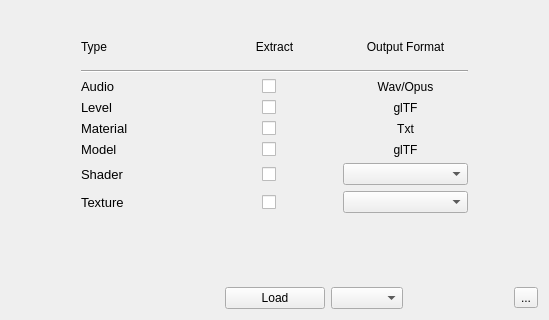
Qt form ui/Picker.ui (Puxtril/Warframe-Exporter) before a commit; both pictures show x 0 to 549 and y 187 to 507 of the 549 by 507 pixel window.
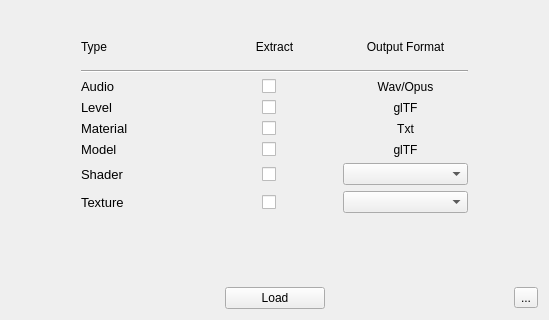
The same form after that commit. Icons and pictures are not drawn.

Commit message: Automatic game guessing

```diff
--- a/ui/Picker.ui
+++ b/ui/Picker.ui
@@ -654,19 +654,6 @@
       </item>
       <item>
        <layout class="QHBoxLayout" name="horizontalLayout_2">
-        <item>
-         <widget class="QComboBox" name="GamePickerCombo">
-          <property name="font">
-           <font>
-            <italic>true</italic>
-            <kerning>true</kerning>
-           </font>
-          </property>
-          <property name="frame">
-           <bool>true</bool>
-          </property>
-         </widget>
-        </item>
         <item>
          <spacer name="horizontalSpacer">
           <property name="orientation">
```
The commit also changes 6 other files.
